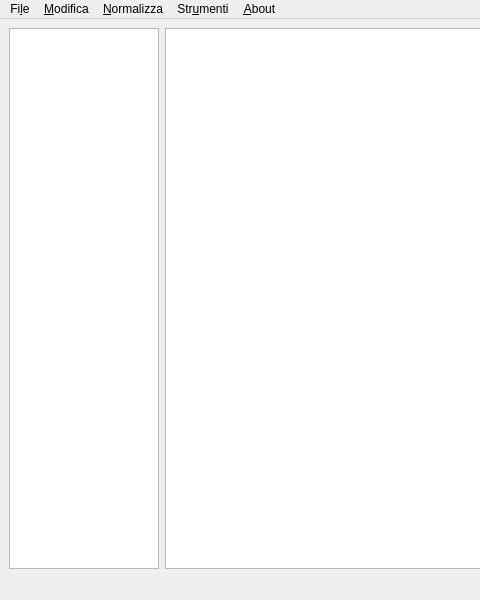
This is forms/texteditor.ui in zorbaproject/Bran as Qt 5 draws it before an edit; both pictures show x 0 to 480 and y 0 to 600 of the 800 by 600 pixel window. The edited form follows.
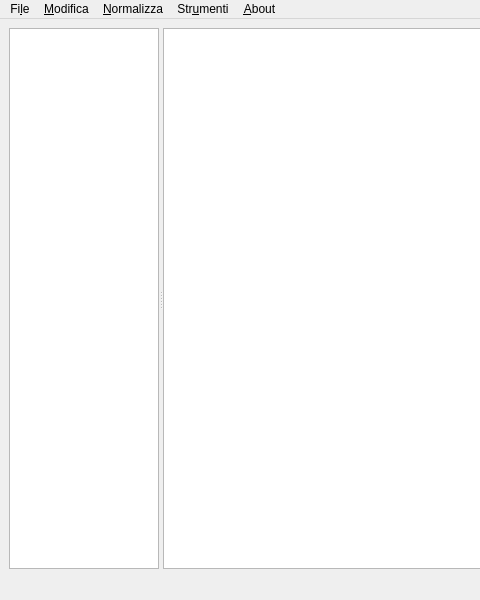
This is the edited form.

Commit message: Modalità batch per search&replace

```diff
--- a/forms/texteditor.ui
+++ b/forms/texteditor.ui
@@ -16,8 +16,10 @@
   <widget class="QWidget" name="centralwidget">
    <layout class="QVBoxLayout" name="verticalLayout">
     <item>
-     <layout class="QHBoxLayout" name="horizontalLayout">
-      <item>
+     <widget class="QSplitter" name="splitter">
+      <property name="orientation">
+       <enum>Qt::Horizontal</enum>
+      </property>
        <widget class="QListWidget" name="filelist">
         <property name="maximumSize">
          <size>
@@ -26,11 +28,8 @@
          </size>
         </property>
        </widget>
-      </item>
-      <item>
        <widget class="QPlainTextEdit" name="plainTextEdit"/>
-      </item>
-     </layout>
+     </widget>
     </item>
    </layout>
   </widget>
```
Left out of the diff: 18 changed lines with no effect on the pictures. Lines whose indentation alone changed are shown as unchanged. The commit also changes 1 other file.
